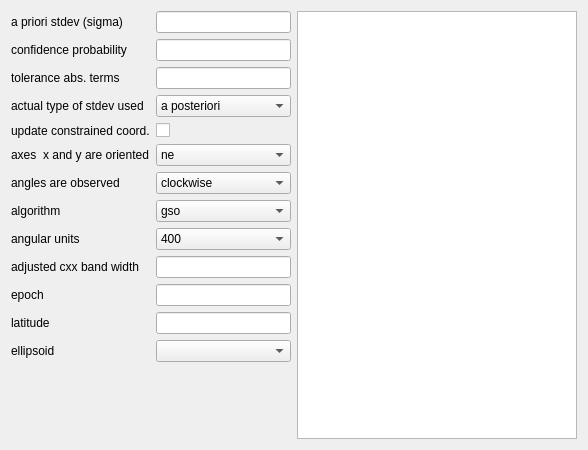
Before: the Qt Designer form gama-q2/parametereditor.ui in cepek/testing-qgama-branch, drawn with Qt 5.
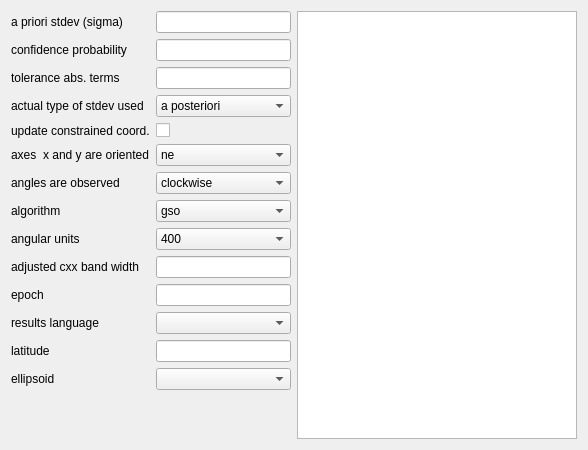
After: the same form once the commit is applied.

Commit message: added combobox for results language in parameter editor

The edit to the form file:
```diff
--- a/gama-q2/parametereditor.ui
+++ b/gama-q2/parametereditor.ui
@@ -226,29 +226,39 @@
          <item row="10" column="1">
           <widget class="QLineEdit" name="lineEdit_epoch"/>
          </item>
-         <item row="11" column="0">
+         <item row="12" column="0">
           <widget class="QLabel" name="label_latitude">
            <property name="text">
             <string>latitude</string>
            </property>
           </widget>
          </item>
-         <item row="11" column="1">
+         <item row="12" column="1">
           <widget class="QLineEdit" name="lineEdit_latitude"/>
          </item>
-         <item row="12" column="0">
+         <item row="13" column="0">
           <widget class="QLabel" name="label_ellipsoid">
            <property name="text">
             <string>ellipsoid</string>
            </property>
           </widget>
          </item>
-         <item row="12" column="1">
+         <item row="13" column="1">
           <widget class="QComboBox" name="comboBox_ellipsoid"/>
          </item>
          <item row="9" column="1">
           <widget class="QLineEdit" name="lineEdit_adj_covband"/>
          </item>
+         <item row="11" column="0">
+          <widget class="QLabel" name="label_results_language">
+           <property name="text">
+            <string>results language</string>
+           </property>
+          </widget>
+         </item>
+         <item row="11" column="1">
+          <widget class="QComboBox" name="comboBox_results_language"/>
+         </item>
         </layout>
        </item>
        <item>
```
The commit also changes 1 other file.
